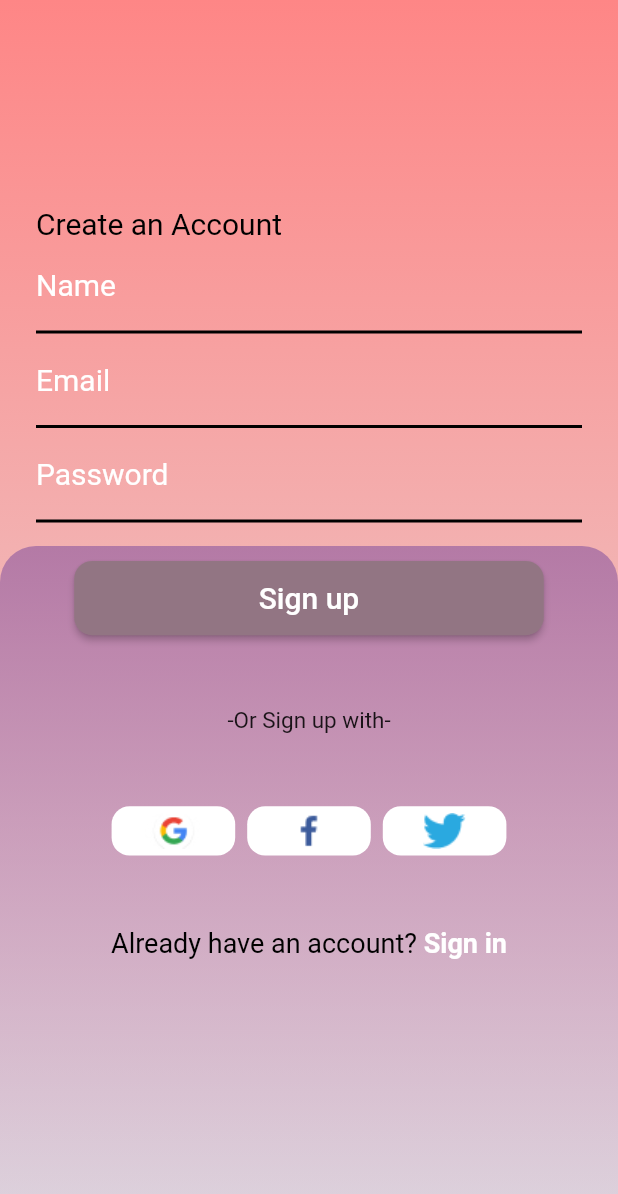
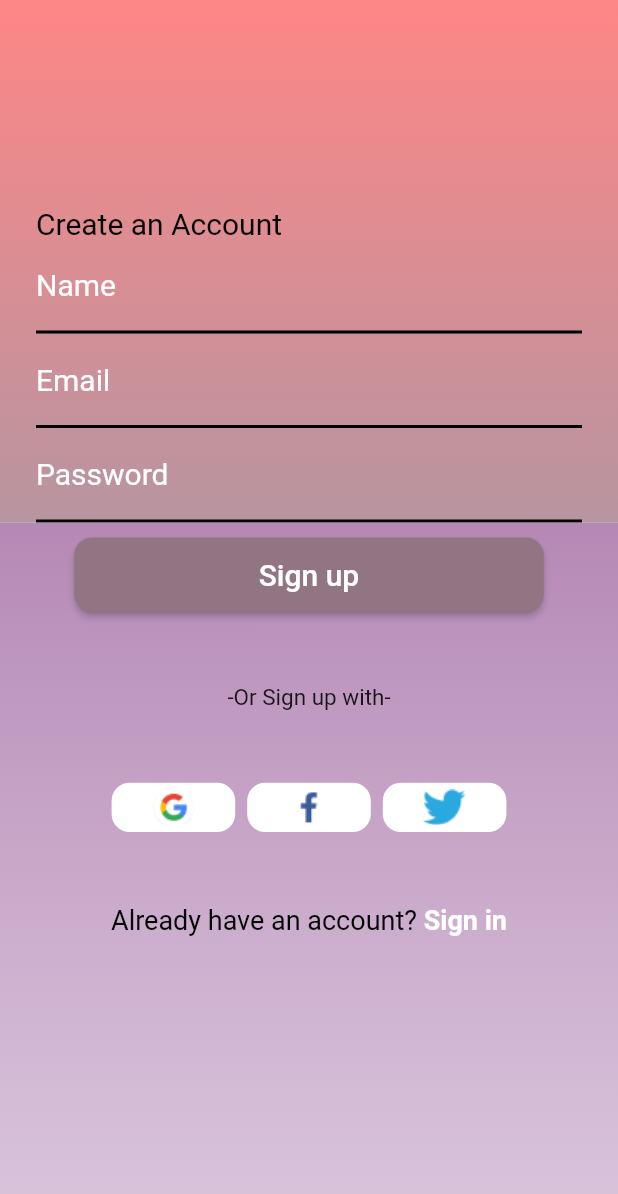
Before and after one commit to imonursahin/chopspick-food-deliver-app, a Flutter app: the RegisterPage screen opened directly, on a phone screen of 412 x 824 dp. Shown: the top 1194 px of the screen. Run offline on Flutter 3.47's test engine with Material 2 defaults, Android fonts, the phone set to English and light mode, and no system bars; our stand-ins replace cloud_firestore, firebase_auth, firebase_core, fluttertoast; accounts and stored records are empty; network calls fail.

```diff
--- a/lib/main.dart
+++ b/lib/main.dart
@@ -1,4 +1,5 @@
 import 'package:chopspick/views/get_started/GetStartedPage.dart';
+import 'package:chopspick/views_model/Home/OrderService.dart';
 import 'package:firebase_core/firebase_core.dart';
 import 'package:flutter/material.dart';
 import 'package:provider/provider.dart';
@@ -13,6 +14,7 @@ void main() async {
     ChangeNotifierProvider(create: (_) => AuthService()),
     ChangeNotifierProvider(create: (_) => ProductService()),
     ChangeNotifierProvider(create: (_) => ProductDetailService()),
+    ChangeNotifierProvider(create: (_) => OrderService()),
   ], child: const MyApp()));
 }
 
--- a/lib/model/OrderData.dart
+++ b/lib/model/OrderData.dart
@@ -18,7 +18,7 @@ class OrderData {
 
   Map<String, dynamic> toJson() {
     final Map<String, dynamic> data = new Map<String, dynamic>();
-    data['orderItem'] = orderItem;
+    data['orderItem'] =  orderItem;
     data['description'] = description;
     data['totalPrice'] = totalPrice;
 
--- a/lib/views/Panel/home/HomePage.dart
+++ b/lib/views/Panel/home/HomePage.dart
@@ -67,7 +67,8 @@ class _HomePageState extends State<HomePage> {
         Consumer<ProductService>(builder: (context, data, child) {
           return Row(
             mainAxisAlignment: MainAxisAlignment.spaceBetween,
-            children: List.generate(data.getProductList.length, (index) {
+            children: List.generate(
+              data.getProductList.length, (index) {
               return Container(
                 margin: EdgeInsets.only(top: 12),
                 height: 190,
--- a/lib/views/Panel/home/ProductDetailPage.dart
+++ b/lib/views/Panel/home/ProductDetailPage.dart
@@ -261,6 +261,6 @@ class _ProductDetailPageState extends State<ProductDetailPage> {
             ),
           ],
         ),
-        child: SizedBox(height: 300, child: Image.network("${_product!.url}")));
+        child: SizedBox(height:250,child: Image.network("${_product!.url}")));
   }
 }
--- a/lib/views/get_started/GetStartedPage.dart
+++ b/lib/views/get_started/GetStartedPage.dart
@@ -1,5 +1,5 @@
- import 'package:flutter/material.dart';
- import '../login/LoginPage.dart';
+import 'package:chopspick/views/login/LoginPage.dart';
+import 'package:flutter/material.dart';
 
 class GetStartedPage extends StatefulWidget {
   GetStartedPage({Key? key}) : super(key: key);
--- a/lib/views/register/RegisterPage.dart
+++ b/lib/views/register/RegisterPage.dart
@@ -1,10 +1,10 @@
-import 'package:chopspick/views/login/LoginPage.dart';
 import 'package:firebase_auth/firebase_auth.dart';
 import 'package:flutter/material.dart';
 import 'package:fluttertoast/fluttertoast.dart';
 import 'package:provider/provider.dart';
 
 import '../../views_model/auth/AuthService.dart';
+import '../login/LoginPage.dart';
 
 class RegisterPage extends StatefulWidget {
   const RegisterPage({Key? key}) : super(key: key);
@@ -15,7 +15,6 @@ class RegisterPage extends StatefulWidget {
 
 class _RegisterPageState extends State<RegisterPage> {
   late Size size = MediaQuery.of(context).size;
-  int simpleIntInput = 1;
 
   final _nameController = TextEditingController();
   final _emailController = TextEditingController();
@@ -27,11 +26,14 @@ class _RegisterPageState extends State<RegisterPage> {
   Widget build(BuildContext context) {
     return Scaffold(
       body: SafeArea(
-        child: Stack(alignment: Alignment.bottomCenter, children: [
+        child: SingleChildScrollView(
+          child: Stack(
+            children: [
+              Column(children: [
                 Container(
                   decoration: BoxDecoration(
                       gradient: LinearGradient(
-                    colors: [Color(0xfffe8686), Color(0xffe5e5e5)],
+                          colors: [Color(0xfffe8686), Color(0xffb795a0)],
                           begin: Alignment.topCenter,
                           end: Alignment.bottomCenter)),
                   child: Padding(
@@ -70,11 +72,11 @@ class _RegisterPageState extends State<RegisterPage> {
                   ),
                 ),
                 Container(
-            height: 460,
+                  height: size.height,
                   decoration: BoxDecoration(
-                borderRadius: BorderRadius.only(
-                    topLeft: Radius.circular(24),
-                    topRight: Radius.circular(24)),
+              /*         borderRadius: BorderRadius.only(
+                          topLeft: Radius.circular(18),
+                          topRight: Radius.circular(18)), */
                       gradient: LinearGradient(
                         begin: FractionalOffset.topCenter,
                         end: FractionalOffset.bottomCenter,
@@ -106,6 +108,9 @@ class _RegisterPageState extends State<RegisterPage> {
                   ),
                 ),
               ]),
+            ],
+          ),
+        ),
       ),
     );
   }
@@ -197,8 +202,7 @@ class _RegisterPageState extends State<RegisterPage> {
                   _emailController.text, _passwordController.text);
 
               Fluttertoast.showToast(
-                  msg:
-                      "Başarıyla kayıt oldunuz. Giriş yaparak hesabınıza ulaşabilirsiniz...");
+                  msg: "Başarıyla kayıt oldunuz. Giriş sayfasına gidiniz...");
             } on FirebaseAuthException catch (error) {
               errorMessage = error.message!;
               Fluttertoast.showToast(msg: errorMessage);
```
Also changed, not shown: lib/views/Panel/home/CartPage.dart (+34 -8 lines), lib/views/login/LoginPage.dart (+8 -7 lines), lib/views_model/Home/OrderService.dart (added, +17 -0 lines). Lines whose indentation alone changed are shown as unchanged.
